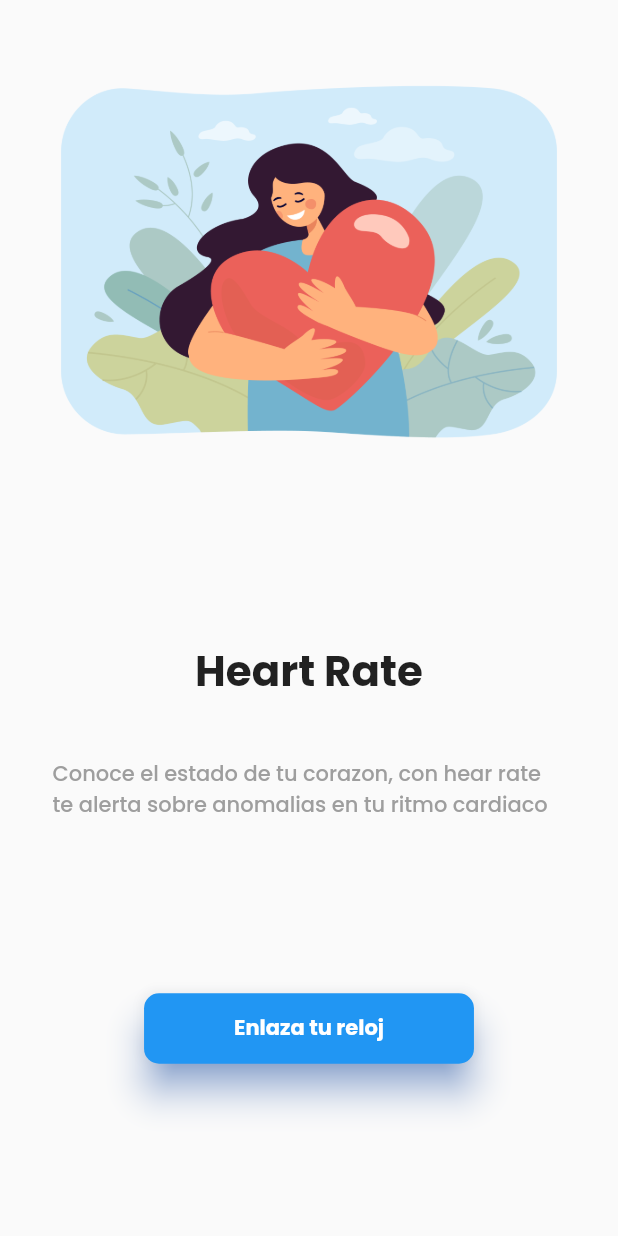
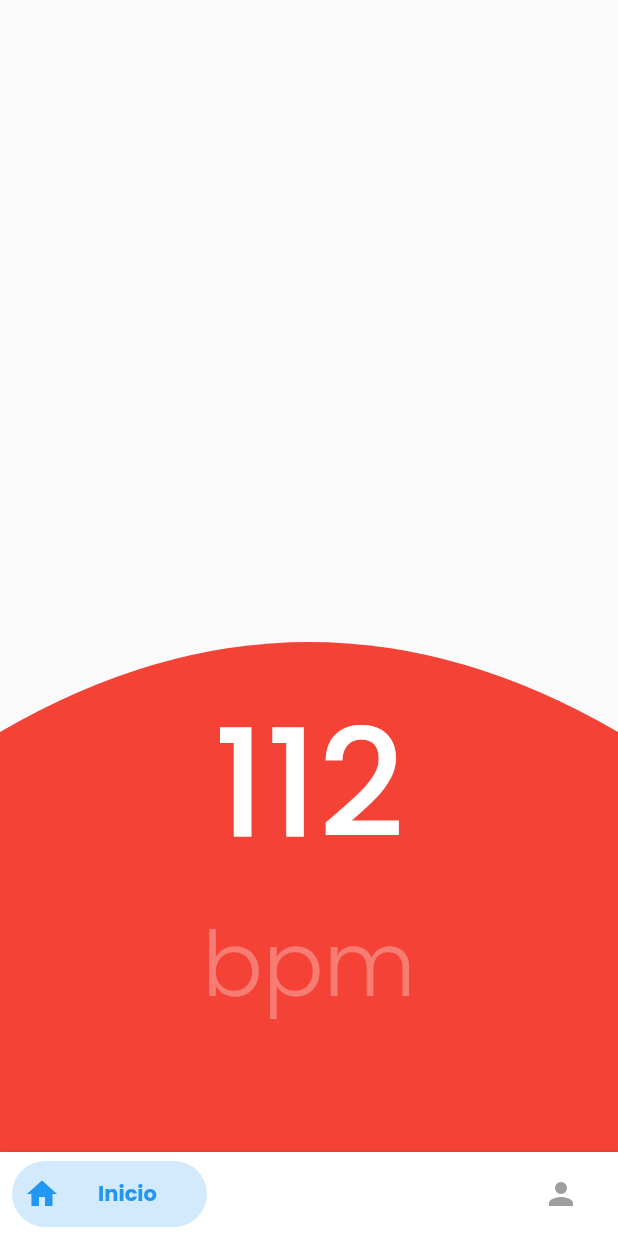
Before and after one commit to fbarrera/flutter_final_project, a Flutter app: the screen it shows after launch, after a tap on "Enlaza tu reloj", on a phone screen of 412 x 824 dp. Run offline on Flutter 3.47's test engine with Material 2 defaults, Android fonts, the phone set to English and light mode, and no system bars; drawn by our look-alikes of bottom_navy_bar; our stand-ins replace shared_preferences; missing offline and left inert: flutter_web_auth; network calls fail.

```diff
--- a/lib/main.dart
+++ b/lib/main.dart
@@ -1,27 +1,21 @@
 import 'package:final_project/src/pages/login_page.dart';
+import 'package:final_project/src/shared_preferences/user_preferences.dart';
 import 'package:flutter/material.dart';
 
-void main() {
+void main() async {
+  WidgetsFlutterBinding.ensureInitialized();
+  final userPrefs = UserPreferences();
+  await userPrefs.initPrefs();
   runApp(MyApp());
 }
 
 class MyApp extends StatelessWidget {
-  // This widget is the root of your application.
-  //TODO acomodar la app para que lea rutas
   @override
   Widget build(BuildContext context) {
     return MaterialApp(
       title: 'Flutter Demo',
       theme: ThemeData(
-        // This is the theme of your application.
-        //
-        // Try running your application with "flutter run". You'll see the
-        // application has a blue toolbar. Then, without quitting the app, try
-        // changing the primarySwatch below to Colors.green and then invoke
-        // "hot reload" (press "r" in the console where you ran "flutter run",
-        // or simply save your changes to "hot reload" in a Flutter IDE).
-        // Notice that the counter didn't reset back to zero; the application
-        // is not restarted.
+
         primarySwatch: Colors.blue,
         fontFamily: 'Poppins'
       ),
--- /dev/null
+++ b/lib/src/common/constants.dart
@@ -0,0 +1,6 @@
+final String fITBITURL = "https://www.fitbit.com/oauth2/authorize?response_type=token&client_id=22BYPV&redirect_uri=mi-cameo.firebaseapp://fitbit&scope=activity%20nutrition%20heartrate%20location%20nutrition%20profile%20settings%20sleep%20social%20weight&expires_in=31536000";
+
+
+String getFitbitUrl(){
+  return fITBITURL;
+}
--- /dev/null
+++ b/lib/src/common/navigation_methods.dart
@@ -0,0 +1,15 @@
+import 'package:flutter/material.dart';
+
+void pushAndreplaceTopage(BuildContext context, page){
+  final route =  MaterialPageRoute(
+    builder: (context) => page
+  );
+  Navigator.pushReplacement(context, route);
+}
+
+void pushTopage(BuildContext context, page){
+  final route =  MaterialPageRoute(
+    builder: (context) => page
+  );
+  Navigator.push(context, route);
+}
--- /dev/null
+++ b/lib/src/pages/base_home.dart
@@ -0,0 +1,47 @@
+import 'package:final_project/src/pages/home_page.dart';
+import 'package:final_project/src/pages/profile_page.dart';
+import 'package:flutter/material.dart';
+import 'package:bottom_navy_bar/bottom_navy_bar.dart';
+class BaseHomePage extends StatefulWidget {
+  BaseHomePage({Key? key}) : super(key: key);
+
+  @override
+  _BaseHomePageState createState() => _BaseHomePageState();
+}
+
+class _BaseHomePageState extends State<BaseHomePage> {
+  int _currentIndex = 0;
+  static const _widgetOptions = [
+    HomePage(),
+    ProfilePage()
+  ];
+  @override
+  Widget build(BuildContext context) {
+    return Scaffold(
+      bottomNavigationBar: BottomNavyBar(
+        selectedIndex: _currentIndex,
+        showElevation: true,
+        itemCornerRadius: 24,
+        curve: Curves.easeIn,
+        onItemSelected: (index) => setState(() => _currentIndex = index),
+        items:<BottomNavyBarItem> [
+          BottomNavyBarItem(
+            icon: Icon(Icons.home),
+            title: Text('Inicio'),
+            activeColor: Colors.blue,
+            textAlign: TextAlign.center,
+            inactiveColor: Colors.grey
+          ),
+          BottomNavyBarItem(
+            icon: Icon(Icons.person),
+            title: Text('Perfil'),
+            activeColor: Colors.blueAccent,
+            textAlign: TextAlign.center,
+            inactiveColor: Colors.grey
+          ),
+        ],
+      ),
+      body: _widgetOptions[_currentIndex]
+    );
+  }
+}
--- /dev/null
+++ b/lib/src/pages/home_page.dart
@@ -0,0 +1,50 @@
+import 'package:final_project/src/widgets/curve_painter.dart';
+import 'package:flutter/material.dart';
+
+class HomePage extends StatelessWidget {
+  const HomePage({Key? key}) : super(key: key);
+
+  @override
+  Widget build(BuildContext context) {
+    return Scaffold(
+        body: Column(
+      verticalDirection: VerticalDirection.up,
+      children: [_backgroundInfo()],
+    ));
+  }
+
+  Widget _backgroundInfo() {
+    return Container(
+      width: double.infinity,
+      height: 400,
+      // decoration: BoxDecoration(
+      //   color: Colors.red,
+      //   borderRadius: BorderRadius.vertical(
+      //     top: Radius.elliptical(200, 100)
+      //   )
+      // ),
+      child: CustomPaint(
+        child: Column(
+          mainAxisAlignment: MainAxisAlignment.center,
+          children: [
+            Text(
+              '112',
+              style: TextStyle(
+                  color: Colors.white,
+                  fontSize: 100,
+                  fontWeight: FontWeight.w500),
+            ),
+            Text(
+              'bpm',
+              style: TextStyle(
+                  color: Colors.white30,
+                  fontSize: 60,
+                  fontWeight: FontWeight.w100),
+            )
+          ],
+        ),
+        painter: CurvePainter(),
+      ),
+    );
+  }
+}
--- a/lib/src/pages/login_page.dart
+++ b/lib/src/pages/login_page.dart
@@ -1,9 +1,14 @@
+import 'package:final_project/src/common/navigation_methods.dart';
+import 'package:final_project/src/pages/base_home.dart';
+import 'package:final_project/src/repositories/auth_repository.dart';
+import 'package:final_project/src/shared_preferences/user_preferences.dart';
 import 'package:final_project/src/widgets/buttom_widget.dart';
 import 'package:flutter/material.dart';
 
 class LoginPage extends StatelessWidget {
-  const LoginPage({Key? key}) : super(key: key);
-
+  AuthRepository _authRepository = AuthRepository();
+  UserPreferences _prefs = UserPreferences();
+  LoginPage({Key? key}) : super(key: key);
   @override
   Widget build(BuildContext context) {
     return Scaffold(
@@ -29,12 +34,25 @@ class LoginPage extends StatelessWidget {
                     fontWeight: FontWeight.w500),
               ),
             ),
-            SizedBox(height: 40,),
+            SizedBox(
+              height: 40,
+            ),
             ButtomWidget(
               text: 'Enlaza tu reloj',
-              onPresed: (){},
+              onPresed: () async {
+                if (_prefs.token.isNotEmpty) {
+                  pushAndreplaceTopage(context, BaseHomePage());
+                } else {
+                  final data = await _authRepository.login();
+                  if (data) {
+                    pushAndreplaceTopage(context, BaseHomePage());
+                  }
+                }
+              },
             ),
-            SizedBox(height: 40,),
+            SizedBox(
+              height: 40,
+            ),
           ],
         ),
       ),
--- /dev/null
+++ b/lib/src/shared_preferences/user_preferences.dart
@@ -0,0 +1,31 @@
+import 'package:shared_preferences/shared_preferences.dart';
+
+class UserPreferences{
+  static final UserPreferences _instance = UserPreferences._internal();
+
+  factory UserPreferences(){
+    return _instance;
+  }
+
+  UserPreferences._internal();
+
+  SharedPreferences ? _prefs;
+
+  initPrefs()async{
+    this._prefs = await SharedPreferences.getInstance();
+  }
+
+  String get token {
+    return _prefs!.getString('token') ?? '';
+  }
+  set token(String value){
+    _prefs!.setString('token', value);
+  }
+
+  String get userId {
+    return _prefs!.getString('userId') ?? '';
+  }
+  set userId(String value){
+    _prefs!.setString('userId', value);
+  }
+}
--- /dev/null
+++ b/lib/src/widgets/curve_painter.dart
@@ -0,0 +1,26 @@
+import 'package:flutter/material.dart';
+
+class CurvePainter extends CustomPainter{
+  @override
+  void paint(Canvas canvas, Size size){
+    var paint = Paint(); //Lapiz
+    paint.color = Colors.red;
+    paint.style = PaintingStyle.fill;
+    // paint.strokeWidth = 15;
+
+    var path = Path();
+    path.moveTo(0, size.height);
+    path.lineTo(0, size.height * 0.30);
+    path.quadraticBezierTo(size.width / 2, size.height * 0, size.width, size.height * 0.30);
+    path.lineTo(size.width, size.height);
+
+
+    canvas.drawPath(path, paint);
+
+  }
+
+  @override
+  bool shouldRepaint(CustomPainter oldDelegate){
+    return true;
+  }
+}
--- a/pubspec.yaml
+++ b/pubspec.yaml
@@ -28,6 +28,10 @@ dependencies:
   # The following adds the Cupertino Icons font to your application.
   # Use with the CupertinoIcons class for iOS style icons.
   cupertino_icons: ^1.0.2
+  bottom_navy_bar: ^6.0.0
+  flutter_web_auth: ^0.3.0
+  shared_preferences: ^2.0.6
+  http: ^0.13.3
 
 dev_dependencies:
   flutter_test:
```
Also changed, not shown: lib/src/pages/profile_page.dart (added, +27 -0 lines), lib/src/repositories/auth_repository.dart (added, +26 -0 lines), lib/src/repositories/user_repository.dart (added, +30 -0 lines), pubspec.lock, 7 other files.
